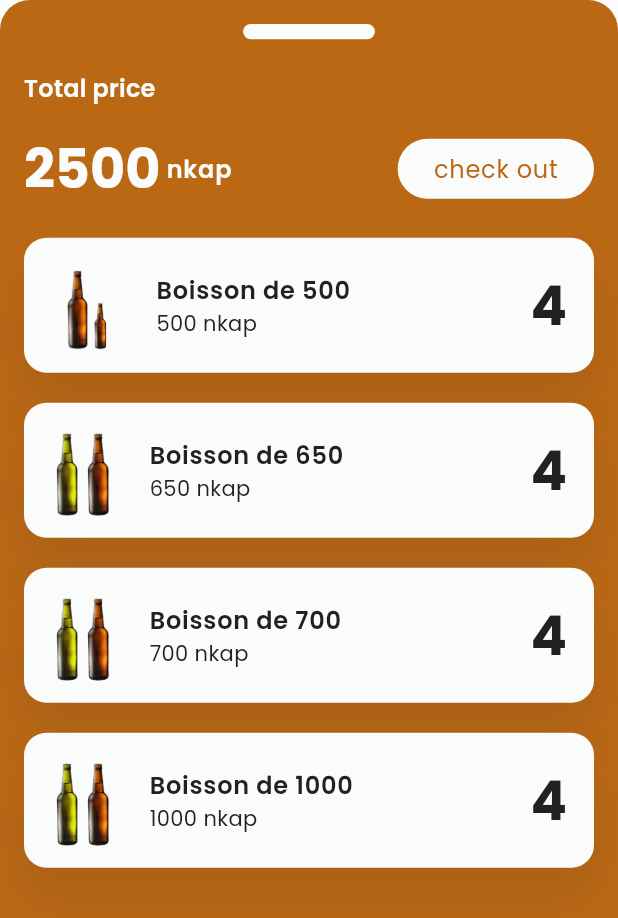
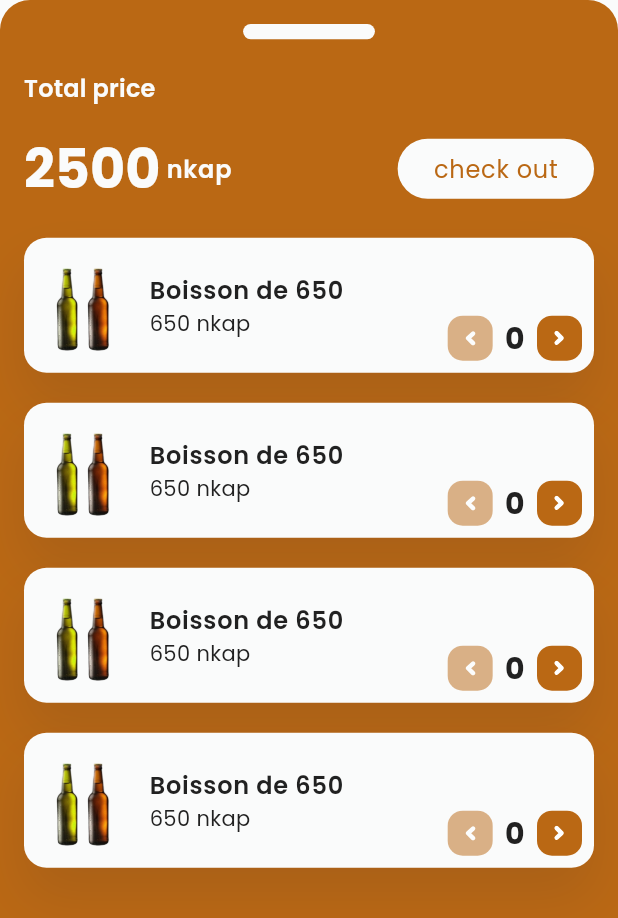
Before and after one commit to darrelX/jong, a Flutter app: the CartWidget widget shown alone on an empty page, opened directly, on a phone screen of 412 x 824 dp. Shown: the top 918 px of the screen. Run offline on Flutter 3.47's test engine with Material 3 defaults, Android fonts, the phone set to English and light mode, and no system bars; our stand-ins replace animate_do, another_flushbar, auto_route, convert, dio, equatable and 14 more; missing offline and left inert: dart:ffi, draggable_bottom_sheet; accounts and stored records are empty; network calls fail; project files that could hold a hidden picture were left out.

Commit message:
first commit 4

```diff
--- a/lib/auth/data/models/user_model.dart
+++ b/lib/auth/data/models/user_model.dart
@@ -9,7 +9,7 @@ class UserModel {
   @JsonKey(required: true)
   final String id;
   @JsonKey(required: true)
-  final String username;
+  final String name;
   @JsonKey(required: true)
   final String email;
   // @JsonKey(required: true)
@@ -18,7 +18,7 @@ class UserModel {
 
   UserModel({
     required this.id,
-    required this.username,
+    required this.name,
     required this.email,
     required this.balance,
   });
--- a/lib/auth/presentation/pages/profile_screen.dart
+++ b/lib/auth/presentation/pages/profile_screen.dart
@@ -49,7 +49,7 @@ class ProfileScreen extends StatelessWidget {
                     ),
                     const Gap(20),
                     Text(
-                      "${state.user?.username}",
+                      "${state.user?.name}",
                       style: context.textTheme.titleLarge?.copyWith(
                         color: AppColors.white,
                         fontWeight: FontWeight.w600,
--- a/lib/service_locator.dart
+++ b/lib/service_locator.dart
@@ -24,9 +24,9 @@ void setupLocator() {
   // Dio
   getIt.registerSingleton<Dio>(
     Dio(BaseOptions(
-      baseUrl: 'https://6c7e-145-224-72-79.ngrok-free.app/api',
-      connectTimeout: const Duration(seconds: 5000),
-      receiveTimeout: const Duration(seconds: 3000),
+      baseUrl: 'http://localhost:3000',
+      connectTimeout: const Duration(milliseconds: 5000),
+      receiveTimeout: const Duration(milliseconds: 3000),
       headers: {
         'Content-Type': 'application/json',
       },
--- a/lib/shared/networking/token_interceptor.dart
+++ b/lib/shared/networking/token_interceptor.dart
@@ -18,7 +18,7 @@ class TokenInterceptor extends QueuedInterceptor {
     log("Current token $token", name: "TokenInterceptor+onRequest");
 
     if (token != null) {
-      options.headers["Authorization"] = "token $token";
+      options.headers["Authorization"] = "Bearer $token";
     }
 
     // try {
--- a/lib/shop/presentation/widget/cart_widget.dart
+++ b/lib/shop/presentation/widget/cart_widget.dart
@@ -8,6 +8,7 @@ import 'product_widget.dart';
 
 class CartWidget extends StatelessWidget {
   const CartWidget({super.key});
+  // final int value;
 
   @override
   Widget build(BuildContext context) {
@@ -30,31 +31,31 @@ class CartWidget extends StatelessWidget {
               padding: const EdgeInsets.symmetric(vertical: padding24),
               children: const [
                 ProductWidget(
-                  image: 'assets/images/500.png',
-                  title: "Boisson de 500",
-                  price: '500',
-                  isInCart: true,
+                  image: 'assets/images/1000.png',
+                  title: "Boisson de 650",
+                  price: 650,
+                  quantity: 5,
                 ),
                 Gap(20),
                 ProductWidget(
                   image: 'assets/images/1000.png',
                   title: "Boisson de 650",
-                  price: '650',
-                  isInCart: true,
+                  price: 650,
+                  quantity: 5,
                 ),
                 Gap(20),
                 ProductWidget(
                   image: 'assets/images/1000.png',
-                  title: "Boisson de 700",
-                  price: '700',
-                  isInCart: true,
+                  title: "Boisson de 650",
+                  price: 650,
+                  quantity: 5,
                 ),
                 Gap(20),
                 ProductWidget(
                   image: 'assets/images/1000.png',
-                  title: "Boisson de 1000",
-                  price: '1000',
-                  isInCart: true,
+                  title: "Boisson de 650",
+                  price: 650,
+                  quantity: 5,
                 ),
               ],
             ),
--- a/lib/shop/presentation/widget/product_widget.dart
+++ b/lib/shop/presentation/widget/product_widget.dart
@@ -6,18 +6,25 @@ import 'package:jong/shared/extensions/context_extensions.dart';
 import '../../../shared/theme/app_colors.dart';
 import '../../../shared/utils/const.dart';
 
-class ProductWidget extends StatelessWidget {
+class ProductWidget extends StatefulWidget {
   const ProductWidget({
     super.key,
     required this.image,
     required this.title,
     required this.price,
-    this.isInCart = false,
+    required this.quantity,
   });
   final String image;
   final String title;
-  final String price;
-  final bool isInCart;
+  final int price;
+  final int quantity;
+
+  @override
+  State<ProductWidget> createState() => _ProductWidgetState();
+}
+
+class _ProductWidgetState extends State<ProductWidget> {
+  int _counter = 0;
 
   @override
   Widget build(BuildContext context) {
@@ -40,7 +47,7 @@ class ProductWidget extends StatelessWidget {
       child: Row(
         children: [
           Image.asset(
-            image,
+            widget.image,
           ),
           const Gap(8),
           Expanded(
@@ -49,13 +56,13 @@ class ProductWidget extends StatelessWidget {
               crossAxisAlignment: CrossAxisAlignment.start,
               children: [
                 Text(
-                  title,
+                  widget.title,
                   style: context.textTheme.bodyLarge?.copyWith(
                     fontWeight: FontWeight.w600,
                   ),
                 ),
                 Text(
-                  "$price nkap",
+                  "${widget.price} nkap",
                   style: context.textTheme.bodyMedium?.copyWith(
                     fontWeight: FontWeight.w400,
                   ),
@@ -63,21 +70,24 @@ class ProductWidget extends StatelessWidget {
               ],
             ),
           ),
-          if (isInCart) ...[
-            Text(
-              '4',
-              style: context.textTheme.displaySmall?.copyWith(),
-            ),
-            const Gap(10),
-          ] else
           Column(
             mainAxisAlignment: MainAxisAlignment.end,
             crossAxisAlignment: CrossAxisAlignment.end,
             children: [
               Row(
                 children: [
-                    InkWell(
-                      onTap: () {},
+                  IgnorePointer(
+                    ignoring: _counter > 0 ? false : true,
+                    child: Opacity(
+                      opacity: _counter > 0 ? 1 : 0.5,
+                      child: InkWell(
+                        onTap: () {
+                          setState(() {
+                            if (_counter > 0) {
+                              _counter--;
+                            }
+                          });
+                        },
                         customBorder: RoundedRectangleBorder(
                           borderRadius: BorderRadius.circular(
                             radius10,
@@ -100,17 +110,29 @@ class ProductWidget extends StatelessWidget {
                           ),
                         ),
                       ),
+                    ),
+                  ),
                   const Gap(8),
                   Text(
-                      "1",
+                    '$_counter',
                     style: context.textTheme.bodyLarge?.copyWith(
                       fontWeight: FontWeight.bold,
                       fontSize: 20,
                     ),
                   ),
                   const Gap(8),
-                    InkWell(
-                      onTap: () {},
+                  IgnorePointer(
+                    ignoring: _counter < widget.quantity ? false : true,
+                    child: Opacity(
+                      opacity: _counter < widget.quantity ? 1 : 0.5,
+                      child: InkWell(
+                        onTap: () {
+                          setState(() {
+                            if (_counter < widget.quantity) {
+                              _counter++;
+                            }
+                          });
+                        },
                         customBorder: RoundedRectangleBorder(
                           borderRadius: BorderRadius.circular(
                             radius10,
@@ -133,6 +155,8 @@ class ProductWidget extends StatelessWidget {
                           ),
                         ),
                       ),
+                    ),
+                  ),
                 ],
               ),
             ],
--- a/lib/shop/presentation/widget/shop_home_widget.dart
+++ b/lib/shop/presentation/widget/shop_home_widget.dart
@@ -29,25 +29,29 @@ class ShopHomeWidget extends StatelessWidget {
           const ProductWidget(
             image: 'assets/images/500.png',
             title: "Boisson de 500",
-            price: '500',
+            price: 500,
+            quantity: 2,
           ),
           const Gap(20),
           const ProductWidget(
             image: 'assets/images/1000.png',
             title: "Boisson de 650",
-            price: '650',
+            price: 650,
+            quantity: 5,
           ),
           const Gap(20),
           const ProductWidget(
             image: 'assets/images/1000.png',
             title: "Boisson de 700",
-            price: '700',
+            price: 700,
+            quantity: 6,
           ),
           const Gap(20),
           const ProductWidget(
             image: 'assets/images/1000.png',
             title: "Boisson de 1000",
-            price: '1000',
+            price: 1000,
+            quantity: 10,
           ),
         ],
       ),
--- a/pubspec.yaml
+++ b/pubspec.yaml
@@ -23,7 +23,6 @@ dependencies:
   flutter_svg: ^2.0.10+1
   gap: ^3.0.1
   animate_do: ^3.3.4
-  # form_builder_validators: ^9.1.0
   draggable_bottom_sheet:
     git:
       url: https://github.com/Brughth/draggable_bottom_sheet_package.git
@@ -42,6 +41,8 @@ dependencies:
   crypto: ^3.0.3
   convert: ^3.1.1
   json_annotation: ^4.9.0
+  google_sign_in: ^6.2.1
+  http: ^1.2.1
 
 dev_dependencies:
   flutter_test:
```
Also changed, not shown: lib/auth/data/repositories/auth_repository.dart (+5 -4 lines), lib/auth/presentation/pages/login_screen.dart (+46 -9 lines), lib/shared/widget/button.dart (added, +18 -0 lines), lib/shared/widget/jong_app_bar.dart (+7 -5 lines), lib/shop/data/models/product_model.dart (added, +36 -0 lines), lib/shop/data/repositories/product_repository.dart (added, +15 -0 lines), test.dart (added, +28 -0 lines), assets/icons/google.svg (added), lib/auth/data/models/user_model.g.dart, lib/shop/data/models/product_model.g.dart (added), pubspec.lock, 2 other files. Lines whose indentation alone changed are shown as unchanged.
